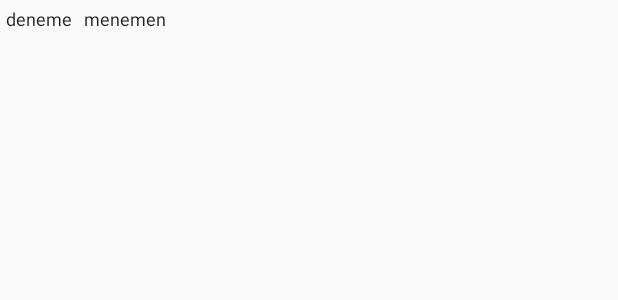
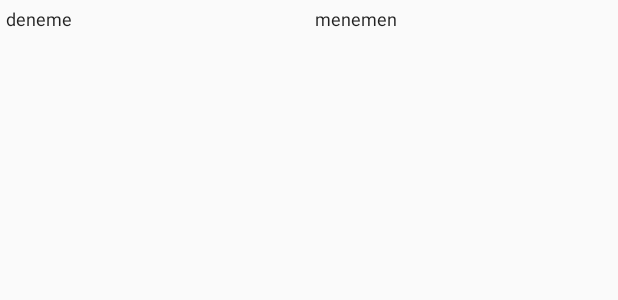
Before and after one commit to selcukcihan/tahlil, an Android app: the layout fragment_testresult.xml on its own in the app's theme, with its tools: preview values and no code run, on a phone screen of 412 x 824 dp. Shown: the top 300 px of the screen. Run offline under Robolectric (Android 15) with nearby library versions, the phone set to English and light mode, and no system bars.

Commit message:
first version

```diff
--- a/app/src/main/java/com/selcukcihan/android/tahlil/TestResult.java
+++ b/app/src/main/java/com/selcukcihan/android/tahlil/TestResult.java
@@ -7,7 +7,6 @@ import android.os.Parcelable;
  * Created by Selcuk on 16.2.2016.
  */
 public class TestResult implements Parcelable {
-
 
     private String mName;
     private String mUnit;
--- a/app/src/main/res/layout/dialog_testcredentials.xml
+++ b/app/src/main/res/layout/dialog_testcredentials.xml
@@ -3,7 +3,7 @@
     android:orientation="vertical"
     android:layout_width="wrap_content"
     android:layout_height="wrap_content">
-    <EditText
+    <AutoCompleteTextView
         android:id="@+id/tckn"
         android:inputType="numberDecimal"
         android:layout_width="match_parent"
@@ -13,8 +13,8 @@
         android:layout_marginRight="4dp"
         android:layout_marginBottom="4dp"
         android:hint="@string/tckn" />
-    <EditText
-        android:id="@+id/password"
+    <AutoCompleteTextView
+        android:id="@+id/registration_code"
         android:inputType="numberDecimal"
         android:layout_width="match_parent"
         android:layout_height="wrap_content"
--- a/app/src/main/res/layout/fragment_testresult.xml
+++ b/app/src/main/res/layout/fragment_testresult.xml
@@ -14,8 +14,9 @@
 -->
     <TextView
         android:id="@+id/test_name"
-        android:layout_width="wrap_content"
-        android:layout_height="wrap_content"
+        android:layout_width="match_parent"
+        android:layout_height="match_parent"
+        android:layout_weight="1"
         android:layout_margin="@dimen/text_margin"
         android:text="deneme"
         android:textSize="12dp"
@@ -23,8 +24,9 @@
 
     <TextView
         android:id="@+id/test_content"
-        android:layout_width="wrap_content"
-        android:layout_height="wrap_content"
+        android:layout_width="match_parent"
+        android:layout_height="match_parent"
+        android:layout_weight="1"
         android:layout_margin="@dimen/text_margin"
         android:text="menemen"
         android:textSize="12dp"
--- a/app/src/main/res/values/strings.xml
+++ b/app/src/main/res/values/strings.xml
@@ -7,4 +7,6 @@
     <string name="explanation_text">Sağlık ocağında yaptırdığınız tahlil sonuçlarını görmek için, sağ üst köşede yer alan butona tıklayıp T.C. kimlik numaranızı
         ve tahlil yapılan yerden size verdikleri takip numarasını giriniz.
         Tahlil sonuçları, <a href="http://labim.ihs.gov.tr/labim/HastaTetkikSonucSorgulama.aspx">İstanbul Halk Sağlığı Müdürlüğü</a> adresinden çekilmektedir.</string>
+    <string name="waiting">Tahlil sonuçları yükleniyor.</string>
+    <string name="not_found">Girdiğiniz T.C. kimlik no (%1$s) ve kayıt no (%2$s) ile bir sonuç bulunamamıştır.</string>
 </resources>
```
Also changed, not shown: app/src/main/java/com/selcukcihan/android/tahlil/HttpPerformingTask.java (+48 -16 lines), app/src/main/java/com/selcukcihan/android/tahlil/MainActivity.java (+18 -1 lines), app/src/main/java/com/selcukcihan/android/tahlil/TestCredentialsDialogFragment.java (+12 -5 lines), 3 other files.
